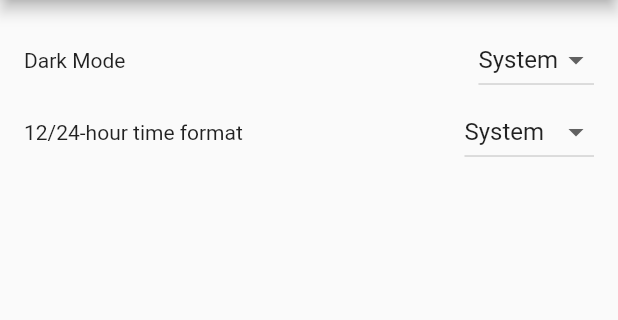
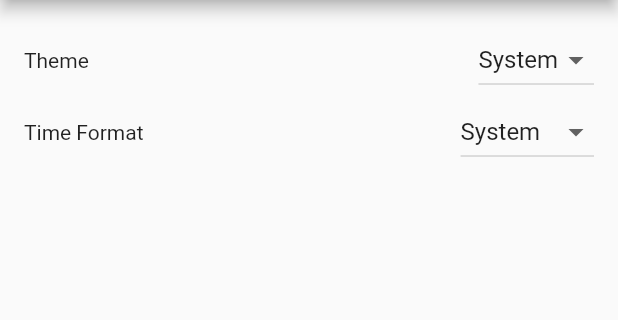
Before and after one commit to MxZhur/timezone-contacts, a Flutter app: the SettingsScreen screen opened directly, on a phone screen of 412 x 824 dp, the part 84-404 px from its top. Run offline on Flutter 3.47's test engine with Material 2 defaults, Android fonts, the phone set to English and light mode, and no system bars; our stand-ins replace flutter_form_builder, flutter_native_timezone, flutter_slidable, google_fonts, image_picker, package_info and 3 more; missing offline and left inert: sqlbrite; accounts and stored records are empty; generated files the repository leaves out were written again.

Commit message:
Added i18n

```diff
--- /dev/null
+++ b/l10n.yaml
@@ -0,0 +1,3 @@
+arb-dir: lib/l10n
+template-arb-file: app_en.arb
+output-localization-file: app_localizations.dart
--- a/lib/data/app_state_manager.dart
+++ b/lib/data/app_state_manager.dart
@@ -1,7 +1,6 @@
 import 'dart:async';
 import 'dart:io';
 import 'package:flutter/material.dart';
-import 'package:intl/date_symbol_data_local.dart';
 import 'package:timezone/standalone.dart' as tz;
 import 'package:timezone/data/latest.dart' as tzdata;
 
@@ -23,7 +22,6 @@ class AppStateManager extends ChangeNotifier {
 
   // Initializes the app
   Future<void> initializeApp() async {
-    initializeDateFormatting(Platform.localeName);
     tzdata.initializeTimeZones();
 
     // Check if the user is logged in
--- a/lib/main.dart
+++ b/lib/main.dart
@@ -1,5 +1,8 @@
 import 'package:flutter/material.dart';
 import 'package:flutter/scheduler.dart';
+import 'package:flutter_localizations/flutter_localizations.dart';
+import 'package:flutter_gen/gen_l10n/app_localizations.dart';
+import 'package:intl/date_symbol_data_local.dart';
 import 'package:provider/provider.dart';
 import 'package:timezone_contacts/data/app_cache.dart';
 
@@ -80,6 +83,8 @@ class _TimezoneContactsAppState extends State<TimezoneContactsApp> {
           return MaterialApp(
             theme: theme,
             title: appName,
+            localizationsDelegates: AppLocalizations.localizationsDelegates,
+            supportedLocales: AppLocalizations.supportedLocales,
             home: const HomeScreen(),
           );
         },
--- a/lib/ui/screens/settings_screen.dart
+++ b/lib/ui/screens/settings_screen.dart
@@ -2,6 +2,7 @@ import 'package:flutter/material.dart';
 import 'package:provider/provider.dart';
 import 'package:timezone_contacts/data/app_cache.dart';
 import 'package:timezone_contacts/data/app_state_manager.dart';
+import 'package:flutter_gen/gen_l10n/app_localizations.dart';
 
 class SettingsScreen extends StatelessWidget {
   const SettingsScreen({super.key});
@@ -10,7 +11,9 @@ class SettingsScreen extends StatelessWidget {
   Widget build(BuildContext context) {
     return Scaffold(
       appBar: AppBar(
-        title: const Text('Settings'),
+        title: Text(
+          AppLocalizations.of(context)!.labelSettings,
+        ),
       ),
       body: Consumer<AppStateManager>(
         builder: (context, appStateManager, child) {
@@ -21,7 +24,10 @@ class SettingsScreen extends StatelessWidget {
                 mainAxisAlignment: MainAxisAlignment.spaceBetween,
                 crossAxisAlignment: CrossAxisAlignment.center,
                 children: [
-                  const Text('Dark Mode'),
+                  Text(
+                    AppLocalizations.of(context)!.settingsLabelTheme,
+                  ),
+
                   DropdownButton<int>(
                     value: appStateManager.darkMode,
                     onChanged: (int? value) {
@@ -30,18 +36,24 @@ class SettingsScreen extends StatelessWidget {
                       }
                       appStateManager.setDarkMode(value);
                     },
-                    items: const [
+                    items: [
                       DropdownMenuItem<int>(
                         value: DarkMode.system,
-                        child: Text('System'),
+                        child: Text(
+                          AppLocalizations.of(context)!.optionSystemSettings,
+                        ),
                       ),
                       DropdownMenuItem<int>(
                         value: DarkMode.off,
-                        child: Text('Off'),
+                        child: Text(
+                          AppLocalizations.of(context)!.optionLightTheme,
+                        ),
                       ),
                       DropdownMenuItem<int>(
                         value: DarkMode.on,
-                        child: Text('On'),
+                        child: Text(
+                          AppLocalizations.of(context)!.optionDarkTheme,
+                        ),
                       ),
                     ],
                   ),
@@ -51,7 +63,9 @@ class SettingsScreen extends StatelessWidget {
                 mainAxisAlignment: MainAxisAlignment.spaceBetween,
                 crossAxisAlignment: CrossAxisAlignment.center,
                 children: [
-                  const Text('12/24-hour time format'),
+                  Text(
+                    AppLocalizations.of(context)!.settingsLabelTimeFormat,
+                  ),
 
                   DropdownButton<int>(
                     value: appStateManager.timeIn24HoursFormat,
@@ -61,18 +75,24 @@ class SettingsScreen extends StatelessWidget {
                       }
                       appStateManager.setTimeIn24HoursFormat(value);
                     },
-                    items: const [
+                    items: [
                       DropdownMenuItem<int>(
                         value: In24HoursFormatSetting.system,
-                        child: Text('System'),
+                        child: Text(
+                          AppLocalizations.of(context)!.optionSystemSettings,
+                        ),
                       ),
                       DropdownMenuItem<int>(
                         value: In24HoursFormatSetting.off,
-                        child: Text('12 hours'),
+                        child: Text(
+                          AppLocalizations.of(context)!.option12Hours,
+                        ),
                       ),
                       DropdownMenuItem<int>(
                         value: In24HoursFormatSetting.on,
-                        child: Text('24 hours'),
+                        child: Text(
+                          AppLocalizations.of(context)!.option24Hours,
+                        ),
                       ),
                     ],
                   ),
--- a/lib/ui/widgets/contacts_list.dart
+++ b/lib/ui/widgets/contacts_list.dart
@@ -2,6 +2,7 @@ import 'package:flutter/material.dart';
 import 'package:provider/provider.dart';
 import 'package:timezone/standalone.dart';
 import 'package:timezone_contacts/data/repositories/repository.dart';
+import 'package:flutter_gen/gen_l10n/app_localizations.dart';
 import './contacts_list_item.dart';
 import '../../data/models/contact.dart';
 
@@ -79,7 +80,7 @@ class _ContactsListState extends State<ContactsList> {
                               height: 20.0,
                             ),
                             Text(
-                              'No contacts found.',
+                              AppLocalizations.of(context)!.messageNoContactsFound,
                               style: Theme.of(context).textTheme.bodyText1,
                             ),
                           ],
@@ -127,7 +128,7 @@ class _ContactsListState extends State<ContactsList> {
               textInputAction: TextInputAction.search,
               decoration: InputDecoration(
                 prefixIcon: const Icon(Icons.search),
-                hintText: 'Search',
+                hintText: AppLocalizations.of(context)!.hintSearch,
                 border: OutlineInputBorder(
                   borderRadius: BorderRadius.circular(50),
                 ),
--- a/pubspec.yaml
+++ b/pubspec.yaml
@@ -10,6 +10,8 @@ environment:
 
 dependencies:
   flutter:
+    sdk: flutter
+  flutter_localizations:
     sdk: flutter
 
   cupertino_icons: ^1.0.2
@@ -36,6 +38,7 @@ dev_dependencies:
   flutter_lints: ^2.0.0
 
 flutter:
+  generate: true
   uses-material-design: true
   assets:
     - assets/
```
Also changed, not shown: lib/l10n/app_en.arb (added, +41 -0 lines), lib/l10n/app_ru.arb (added, +41 -0 lines), lib/ui/screens/about_screen.dart (+6 -2 lines), lib/ui/screens/contact_form_screen.dart (+33 -13 lines), lib/ui/screens/home_screen.dart (+8 -3 lines), lib/ui/screens/timezone_select_screen.dart (+11 -4 lines), lib/ui/widgets/my_local_time_panel.dart (+9 -5 lines), pubspec.lock.
